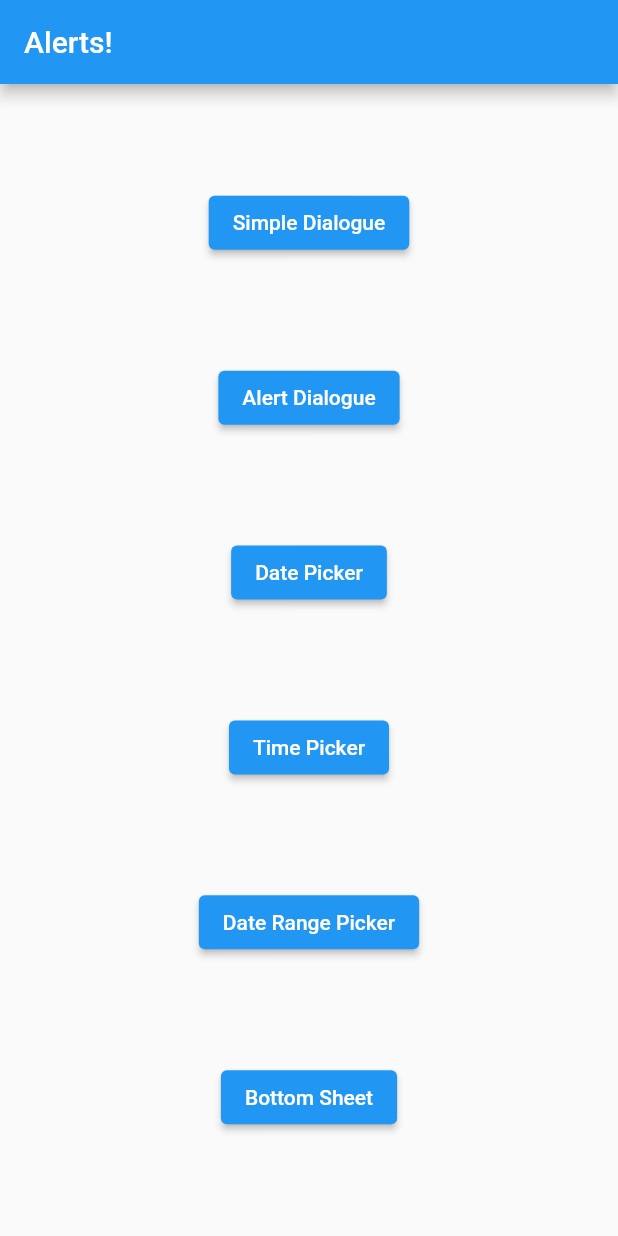
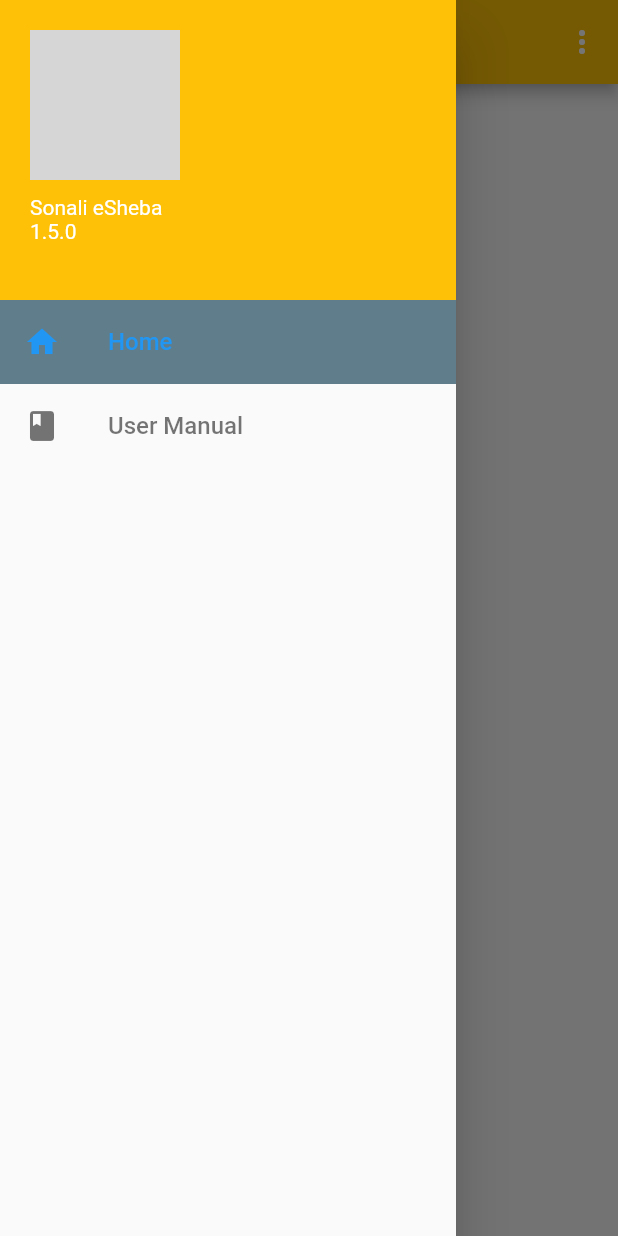
Before and after one commit to palashcse2k8/flutter, a Flutter app: the screen it shows after launch, with the side drawer open (before the commit the screen has no drawer), on a phone screen of 412 x 824 dp. Run offline on Flutter 3.47's test engine with Material 2 defaults, Android fonts, the phone set to English and light mode, and no system bars; our stand-ins replace equatable; grey boxes are pictures that could not be loaded.

Commit message:
sonali esheba initial commit

```diff
--- a/lib/main.dart
+++ b/lib/main.dart
@@ -1,4 +1,9 @@
 import 'package:flutter/material.dart';
+import 'package:flutterbascis/sblesheba/datamodel/navigation_item.dart';
+import 'package:flutterbascis/sblesheba/presentation/pages/eshebahomepage.dart';
+import 'package:flutterbascis/sblesheba/provider/navigationprovider.dart';
+import 'package:flutterbascis/sblesheba/provider/popupmenu_provider.dart';
+import 'package:provider/provider.dart';
 
 import 'widgets/alerts.dart';
 import 'widgets/defaultpage.dart';
@@ -12,12 +17,39 @@ class MyApp extends StatelessWidget {
 
   @override
   Widget build(BuildContext context) {
-    return MaterialApp(
-      title: 'Flutter Demo',
-      theme: ThemeData(
-        primarySwatch: Colors.blue,
-      ),
-      home: AlertPage(),
-    );
+
+     return ChangeNotifierProvider(
+       create: (BuildContext context) => DrawerNavigationProvider(),
+       child: MaterialApp(
+          debugShowCheckedModeBanner: false,
+          theme: ThemeData(primarySwatch: Colors.deepOrange),
+          home: MainPage(),
+        ),
+     );
   }
 }
+
+class MainPage extends StatefulWidget {
+  @override
+  _MainPageState createState() => _MainPageState();
+}
+
+class _MainPageState extends State<MainPage> {
+  @override
+  Widget build(BuildContext context) => buildPages();
+
+  Widget buildPages() {
+    final provider = Provider.of<DrawerNavigationProvider>(context);
+    final navigationItem = provider.navigationItem;
+
+    switch (navigationItem) {
+      case DrawerNavigationItem.home:
+        return const EshebaHomePage();
+      case DrawerNavigationItem.userManual:
+        return const EshebaHomePage();
+
+      default:
+        return const EshebaHomePage();
+    }
+  }
+}
--- /dev/null
+++ b/lib/sblesheba/datamodel/navigation_item.dart
@@ -0,0 +1,5 @@
+
+enum DrawerNavigationItem {
+  home,
+  userManual
+}
--- /dev/null
+++ b/lib/sblesheba/presentation/pages/eshebahomepage.dart
@@ -0,0 +1,132 @@
+import 'package:flutter/cupertino.dart';
+import 'package:flutter/material.dart';
+import 'package:provider/provider.dart';
+
+import '../../datamodel/navigation_item.dart';
+import '../../provider/navigationprovider.dart';
+import '../../utilities/constants.dart';
+
+class EshebaHomePage extends StatelessWidget {
+  const EshebaHomePage({super.key});
+
+  @override
+  Widget build(BuildContext context) {
+    // TODO: implement build
+    return Scaffold(
+      appBar: AppBar(
+        title: const Text("Sonali eSheba"),
+        backgroundColor: Colors.amber,
+        centerTitle: true,
+        actions: [
+          PopupMenuButton(itemBuilder: (context) {
+            return [
+              const PopupMenuItem(
+                  child: ListTile(
+                title: Text("Bangla"),
+                trailing: Radio(
+                  value: null,
+                  groupValue: 0,
+                  onChanged: null,
+                ),
+              )),
+              const PopupMenuItem(
+                  child: ListTile(
+                title: Text("English"),
+                trailing: Radio(
+                  value: null,
+                  groupValue: null,
+                  onChanged: null,
+                ),
+              )),
+            ];
+          }, onSelected: (value) {
+            if (value == 0) {
+              print("My account menu is selected.");
+            } else if (value == 1) {
+              print("Settings menu is selected.");
+            } else if (value == 2) {
+              print("Logout menu is selected.");
+            }
+          }),
+        ],
+      ),
+      drawer: Drawer(
+        child: ListView(
+          children: [
+            Container(
+              color: Colors.amber,
+              height: 200,
+              child: Padding(
+                padding: const EdgeInsets.all(20.0),
+                child: Column(
+                  mainAxisAlignment: MainAxisAlignment.start,
+                  crossAxisAlignment: CrossAxisAlignment.start,
+                  children: [
+                    Image.asset(
+                      Constants.sonaliBankBanner,
+                      height: 100,
+                    ),
+                    const SizedBox(
+                      height: 10,
+                    ),
+                    const Text(
+                      "Sonali eSheba",
+                      textAlign: TextAlign.left,
+                      style: TextStyle(color: Colors.white),
+                    ),
+                    const Text(
+                      "1.5.0",
+                      textDirection: TextDirection.ltr,
+                      style: TextStyle(color: Colors.white),
+                    ),
+                  ],
+                ),
+              ),
+            ),
+            buildMenuItem(
+              context,
+              item: DrawerNavigationItem.home,
+              text: 'Home',
+              icon: Icons.home,
+            ),
+            buildMenuItem(
+              context,
+              item: DrawerNavigationItem.userManual,
+              text: 'User Manual',
+              icon: Icons.book,
+            ),
+          ],
+        ),
+      ),
+    );
+  }
+}
+
+Widget buildMenuItem(
+  BuildContext context, {
+  required DrawerNavigationItem item,
+  required String text,
+  required IconData icon,
+}) {
+  final provider = Provider.of<DrawerNavigationProvider>(context);
+  final currentItem = provider.navigationItem;
+  final isSelected = item == currentItem;
+
+  final color = isSelected ? Colors.blue : Colors.black54;
+
+  return Material(
+    color: Colors.transparent,
+    child: ListTile(
+      selected: isSelected,
+      selectedTileColor: Colors.blueGrey,
+      leading: Icon(icon, color: color),
+      title: Text(text, style: TextStyle(color: color, fontSize: 16)),
+      onTap: () => selectItem(context, item),
+    ),
+  );
+}
+
+void selectItem(BuildContext context, DrawerNavigationItem item) {
+  final provider = Provider.of<DrawerNavigationProvider>(context, listen: false);
+  provider.setNavigationItem(item);
+}
--- /dev/null
+++ b/lib/sblesheba/provider/navigationprovider.dart
@@ -0,0 +1,15 @@
+
+import 'package:flutter/material.dart';
+import '../datamodel/navigation_item.dart';
+
+class DrawerNavigationProvider extends ChangeNotifier {
+  DrawerNavigationItem _navigationItem = DrawerNavigationItem.home;
+
+  DrawerNavigationItem get navigationItem => _navigationItem;
+
+  void setNavigationItem(DrawerNavigationItem navigationItem) {
+    _navigationItem = navigationItem;
+
+    notifyListeners();
+  }
+}
--- /dev/null
+++ b/lib/sblesheba/provider/popupmenu_provider.dart
@@ -0,0 +1,18 @@
+
+import 'package:flutter/cupertino.dart';
+
+enum DrawerPopUpMenuItem {
+  bangla,
+  english
+}
+
+class DrawerPopUpMenuProvider extends ChangeNotifier {
+  DrawerPopUpMenuItem _selectedIndex = DrawerPopUpMenuItem.bangla;
+
+  DrawerPopUpMenuItem get navigationItem => _selectedIndex;
+
+  void setNavigationItem(DrawerPopUpMenuItem navigationItem) {
+    _selectedIndex = navigationItem;
+    notifyListeners();
+  }
+}
--- /dev/null
+++ b/lib/sblesheba/utilities/constants.dart
@@ -0,0 +1,5 @@
+
+class Constants {
+  static String sonaliBankBanner = 'sonalibankbanner.jpg';
+
+}
--- a/pubspec.yaml
+++ b/pubspec.yaml
@@ -14,6 +14,7 @@ dependencies:
   equatable:
   cupertino_icons: ^1.0.2
   intl: ^0.18.0
+  provider:
 
 dev_dependencies:
   flutter_test:
```
Also changed, not shown: assets/sonalibankbanner.jpg (added), pubspec.lock.
